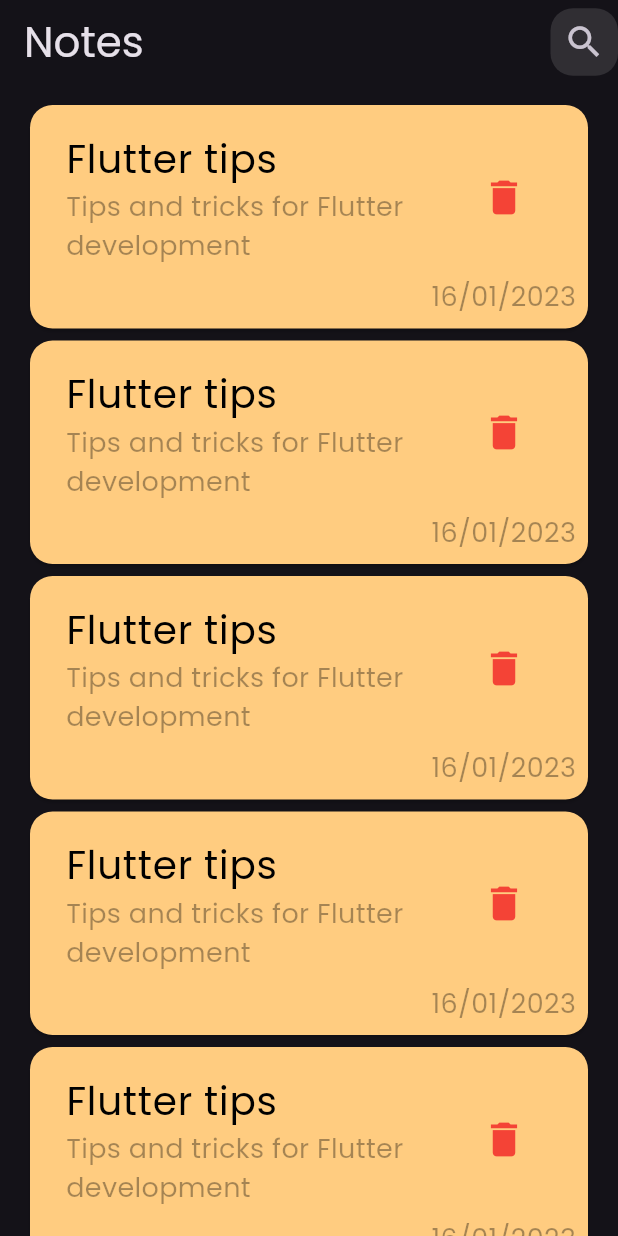
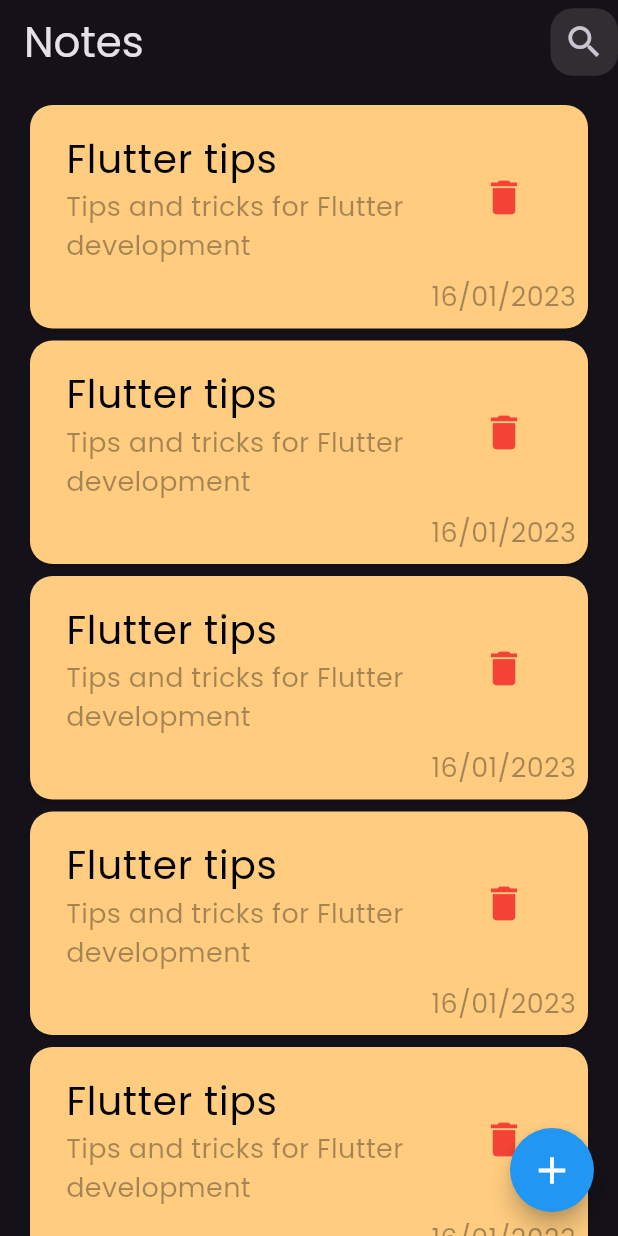
Before and after one commit to Mohamed-Essam-Mohamed/NOTE-HIVE-SIMPLE-APP, a Flutter app: the screen it shows after launch, on a phone screen of 412 x 824 dp. Run offline on Flutter 3.47's test engine with Material 3 defaults, Android fonts, the phone set to English and light mode, and no system bars; our stand-ins replace flutter_bloc.

Commit message:
add floating action button and show modal buttom sheet

```diff
--- a/lib/src/feature/home/view/home_screen.dart
+++ b/lib/src/feature/home/view/home_screen.dart
@@ -1,6 +1,6 @@
 // ignore_for_file: prefer_const_constructors, prefer_const_literals_to_create_immutables
 
-import 'package:app_note_local/src/feature/home/view/widget/note_item.dart';
+import 'package:app_note_local/src/feature/add_task/view/addtask_screen.dart';
 import 'package:app_note_local/src/feature/home/view/widget/notes_listview.dart';
 import 'package:app_note_local/src/utils/app_colors.dart';
 import 'package:app_note_local/src/utils/app_textstyles.dart';
@@ -48,6 +48,34 @@
           ],
         ),
       ),
+      floatingActionButton: FloatingActionButton(
+        backgroundColor: AppColors.colorBlue,
+        shape: RoundedRectangleBorder(
+          borderRadius: BorderRadius.circular(50),
+        ),
+        onPressed: () {
+          showModalAddTask(context);
+        },
+        child: Icon(
+          Icons.add,
+          color: AppColors.colorWite,
+          size: 30,
+        ),
+      ),
+    );
+  }
+
+  void showModalAddTask(BuildContext context) {
+    showModalBottomSheet(
+      context: context,
+      elevation: 20,
+      shape: RoundedRectangleBorder(
+        borderRadius: BorderRadius.only(
+          topLeft: Radius.circular(20),
+          topRight: Radius.circular(20),
+        ),
+      ),
+      builder: (context) => AddTaskScreen(),
     );
   }
 }
--- a/lib/src/feature/home/view/widget/notes_listview.dart
+++ b/lib/src/feature/home/view/widget/notes_listview.dart
@@ -9,10 +9,12 @@
   @override
   Widget build(BuildContext context) {
     return ListView.builder(
-        shrinkWrap: true,
-        itemCount: 10,
-        itemBuilder: (context, index) {
-          return const NoteItem();
-        });
+      padding: EdgeInsets.zero,
+      shrinkWrap: true,
+      itemCount: 10,
+      itemBuilder: (context, index) {
+        return const NoteItem();
+      },
+    );
   }
 }
--- a/lib/src/utils/app_colors.dart
+++ b/lib/src/utils/app_colors.dart
@@ -5,4 +5,5 @@
   static const Color colorWite = Colors.white;
   static const Color colorBlack = Colors.black;
   static const Color colorRed = Colors.red;
+  static const Color colorBlue = Colors.blue;
 }
```
Also changed, not shown: lib/src/feature/add_task/view/addtask_screen.dart (+10 -0 lines).
